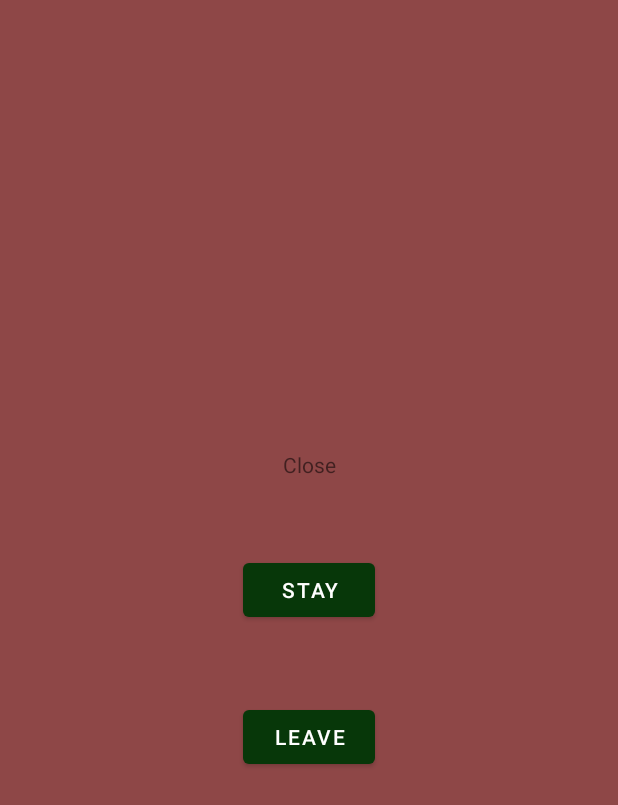
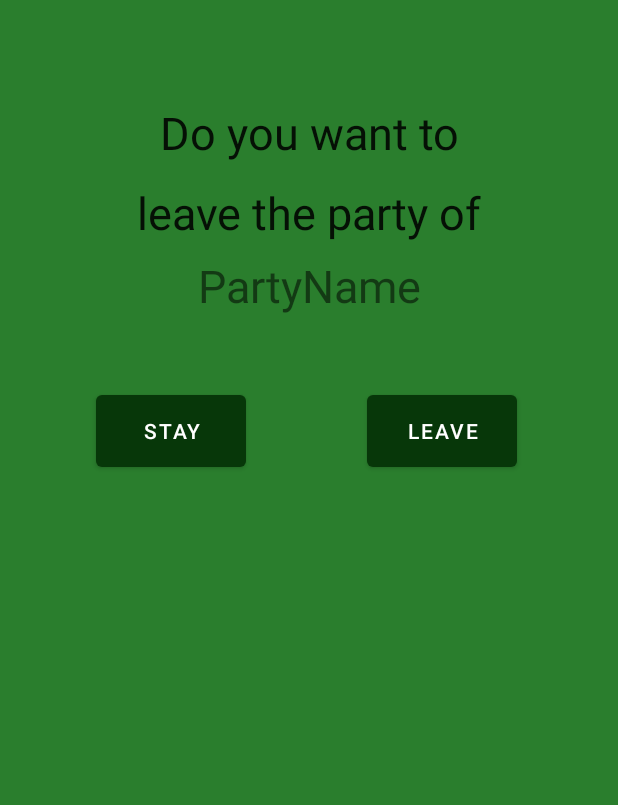
Before and after one commit to J4yJ4y-R6/SpotifyMusicParty, an Android app: the layout fragment_exit_connection.xml on its own in the app's theme, with its tools: preview values and no code run, on a phone screen of 412 x 824 dp. Shown: the top 805 px of the screen. Run offline under Robolectric (Android 15) with nearby library versions, the phone set to English and light mode, and no system bars.

Commit message:
ExitFragment Design

```diff
--- a/app/src/main/java/com/example/musicparty/ExitConnectionFragment.java
+++ b/app/src/main/java/com/example/musicparty/ExitConnectionFragment.java
@@ -1,18 +1,25 @@
 package com.example.musicparty;
 
+import android.graphics.Typeface;
 import android.os.Bundle;
 
 import androidx.fragment.app.Fragment;
 
+import android.text.Spannable;
+import android.text.Spanned;
+import android.text.style.StyleSpan;
+import android.util.Log;
 import android.view.LayoutInflater;
 import android.view.View;
 import android.view.ViewGroup;
 import android.widget.Button;
-import android.widget.ImageButton;
+import android.widget.TextView;
 
 public class ExitConnectionFragment extends Fragment {
 
     public ConfirmExit confirmExit;
+    private TextView partyNameTextView;
+    private static final String NAME = ExitConnectionFragment.class.getName();
 
     public interface ConfirmExit {
         void denyExit();
@@ -35,7 +42,9 @@ public class ExitConnectionFragment extends Fragment {
         View view = inflater.inflate(R.layout.fragment_exit_connection, container, false);
         //binding = ActivityPartyBinding.inflate(getLayoutInflater());
 
-        Button denyButton = view.findViewById(R.id.denyLeaveParty);
+        partyNameTextView = view.findViewById(R.id.leavePartyNameTextView);
+
+        Button denyButton = view.findViewById(R.id.denyLeavePartyButton);
         denyButton.setOnClickListener(new View.OnClickListener() {
             @Override
             public void onClick(View v) {
@@ -45,4 +54,16 @@ public class ExitConnectionFragment extends Fragment {
 
         return view;
     }
+
+    public void setPartyName(String name) {
+        //TODO: Format String partyName
+        if(partyNameTextView != null) {
+            Log.d(NAME, name);
+            partyNameTextView.setText(name, TextView.BufferType.SPANNABLE);
+            Spannable spannable = (Spannable)partyNameTextView.getText();
+            int start = 0;
+            int end = name.length();
+            spannable.setSpan(new StyleSpan(Typeface.BOLD), start, end, Spanned.SPAN_EXCLUSIVE_EXCLUSIVE);
+        }
+    }
 }
--- a/app/src/main/res/layout/activity_exitpopup.xml
+++ b/app/src/main/res/layout/activity_exitpopup.xml
@@ -6,7 +6,7 @@
     android:background="#8E4747">
 
     <TextView
-        android:id="@+id/textView2"
+        android:id="@+id/leavePartyOf"
         android:layout_width="wrap_content"
         android:layout_height="wrap_content"
         android:text="Close"
--- a/app/src/main/res/layout/exitpartypopup.xml
+++ b/app/src/main/res/layout/exitpartypopup.xml
@@ -6,7 +6,7 @@
     android:background="#8E4747">
 
     <TextView
-        android:id="@+id/textView2"
+        android:id="@+id/leavePartyOf"
         android:layout_width="wrap_content"
         android:layout_height="wrap_content"
         android:text="Close"
--- a/app/src/main/res/layout/fragment_exit_connection.xml
+++ b/app/src/main/res/layout/fragment_exit_connection.xml
@@ -9,37 +9,54 @@
 
     <androidx.constraintlayout.widget.ConstraintLayout
         android:layout_width="match_parent"
-        android:layout_height="match_parent">
-
-        <Button
-            android:id="@+id/acceptLeaveParty"
-            android:layout_width="wrap_content"
-            android:layout_height="wrap_content"
-            android:layout_marginTop="50dp"
-            android:text="Leave"
-            app:layout_constraintEnd_toEndOf="parent"
-            app:layout_constraintStart_toStartOf="parent"
-            app:layout_constraintTop_toBottomOf="@+id/denyLeaveParty" />
-
-        <Button
-            android:id="@+id/denyLeaveParty"
-            android:layout_width="wrap_content"
-            android:layout_height="wrap_content"
-            android:layout_marginTop="50dp"
-            android:text="Stay"
-            app:layout_constraintEnd_toEndOf="parent"
-            app:layout_constraintStart_toStartOf="parent"
-            app:layout_constraintTop_toBottomOf="@+id/textView2" />
+        android:layout_height="match_parent"
+        android:background="#2A7E2D">
 
         <TextView
-            android:id="@+id/textView2"
-            android:layout_width="wrap_content"
-            android:layout_height="wrap_content"
-            android:layout_marginTop="300dp"
-            android:text="Close"
+            android:id="@+id/leavePartyOf"
+            android:layout_width="275dp"
+            android:layout_height="92dp"
+            android:layout_marginTop="68dp"
+            android:lineSpacingExtra="18sp"
+            android:text="Do you want to leave the party of"
+            android:textAlignment="center"
+            android:textAppearance="@style/TextAppearance.AppCompat.Body1"
+            android:textSize="30sp"
             app:layout_constraintEnd_toEndOf="parent"
             app:layout_constraintStart_toStartOf="parent"
             app:layout_constraintTop_toTopOf="parent" />
+
+        <TextView
+            android:id="@+id/leavePartyNameTextView"
+            android:layout_width="275dp"
+            android:layout_height="60dp"
+            android:paddingTop="10dp"
+            android:text="PartyName"
+            android:textAlignment="center"
+            android:textSize="30sp"
+            app:layout_constraintEnd_toEndOf="parent"
+            app:layout_constraintStart_toStartOf="parent"
+            app:layout_constraintTop_toBottomOf="@+id/leavePartyOf" />
+
+        <Button
+            android:id="@+id/acceptLeavePartyButton"
+            android:layout_width="100dp"
+            android:layout_height="60dp"
+            android:layout_marginTop="37dp"
+            android:layout_marginEnd="67dp"
+            android:text="Leave"
+            app:layout_constraintEnd_toEndOf="parent"
+            app:layout_constraintTop_toBottomOf="@+id/leavePartyNameTextView" />
+
+        <Button
+            android:id="@+id/denyLeavePartyButton"
+            android:layout_width="100dp"
+            android:layout_height="60dp"
+            android:layout_marginStart="64dp"
+            android:layout_marginTop="37dp"
+            android:text="Stay"
+            app:layout_constraintStart_toStartOf="parent"
+            app:layout_constraintTop_toBottomOf="@+id/leavePartyNameTextView" />
     </androidx.constraintlayout.widget.ConstraintLayout>
 
 </FrameLayout>
```
